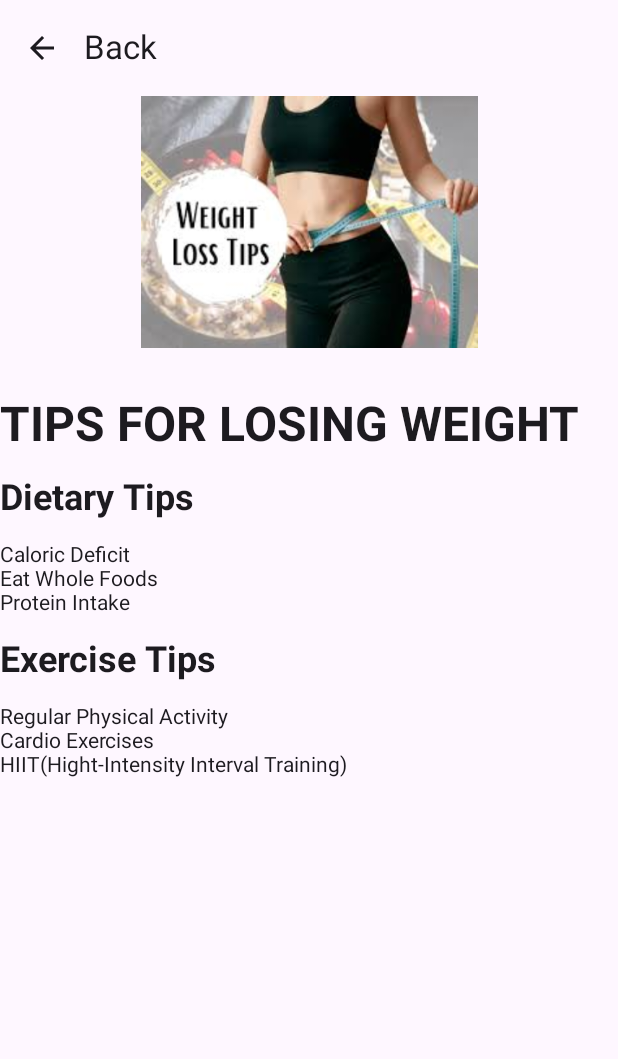
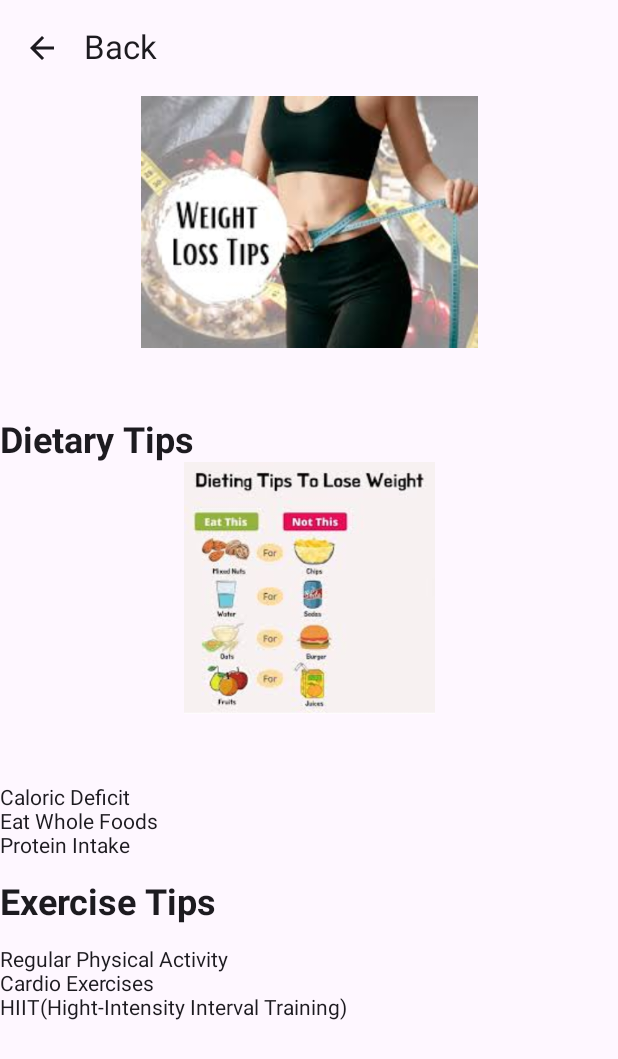
Before and after one commit to diogodiogo2002/ProgAvancada, an Android app built with Jetpack Compose: the composable LoseWeightScreen shown on its own in the app's theme, on a phone screen of 412 x 824 dp. Shown: the top 1059 px of the screen. Run offline under Robolectric (Android 15) with nearby library versions, the phone set to English and light mode, and no system bars; 2 statements that could not run were skipped.

Commit message:
Adicionada imagem de dieta para perder peso

```diff
--- a/FitnessApp/app/src/main/java/com/example/fitnessapp/LoseWeightScreen.kt
+++ b/FitnessApp/app/src/main/java/com/example/fitnessapp/LoseWeightScreen.kt
@@ -46,14 +46,19 @@ fun LoseWeightScreen(navController: NavController) {
                     .height(200.dp)
                     .padding(bottom = 32.dp)
             )
-            Text("TIPS FOR LOSING WEIGHT",
-                fontSize = 32.sp, // Using the custom fontSize modifier
-                fontWeight = FontWeight.Bold
-            )
+
             Spacer(modifier = Modifier.height(16.dp))
             Text("Dietary Tips",
                 fontSize = 24.sp, // Using the custom fontSize modifier
                 fontWeight = FontWeight.Bold)
+            Image(
+                painter = painterResource(id = R.drawable.dietalose),
+                contentDescription = "Logo",
+                modifier = Modifier
+                    .fillMaxWidth()
+                    .height(200.dp)
+                    .padding(bottom = 32.dp)
+            )
             Spacer(modifier = Modifier.height(16.dp))
             Text("Caloric Deficit")
             Text("Eat Whole Foods")
```
Also changed, not shown: FitnessApp/app/src/main/res/drawable/dietalose.jpeg (added).
